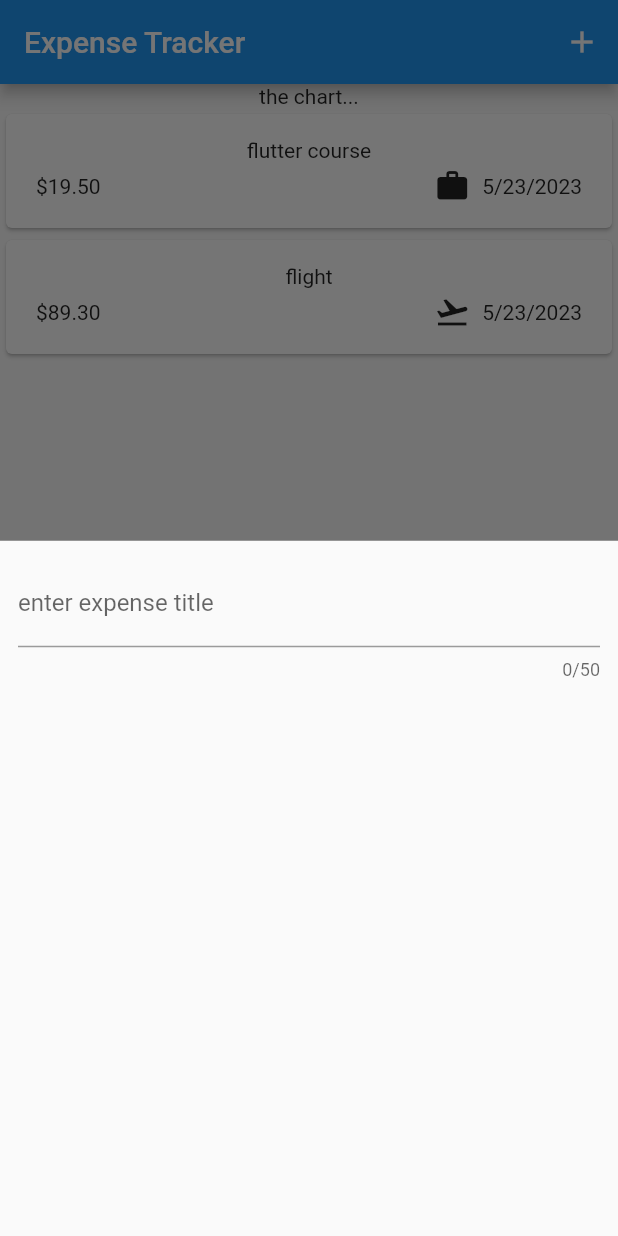
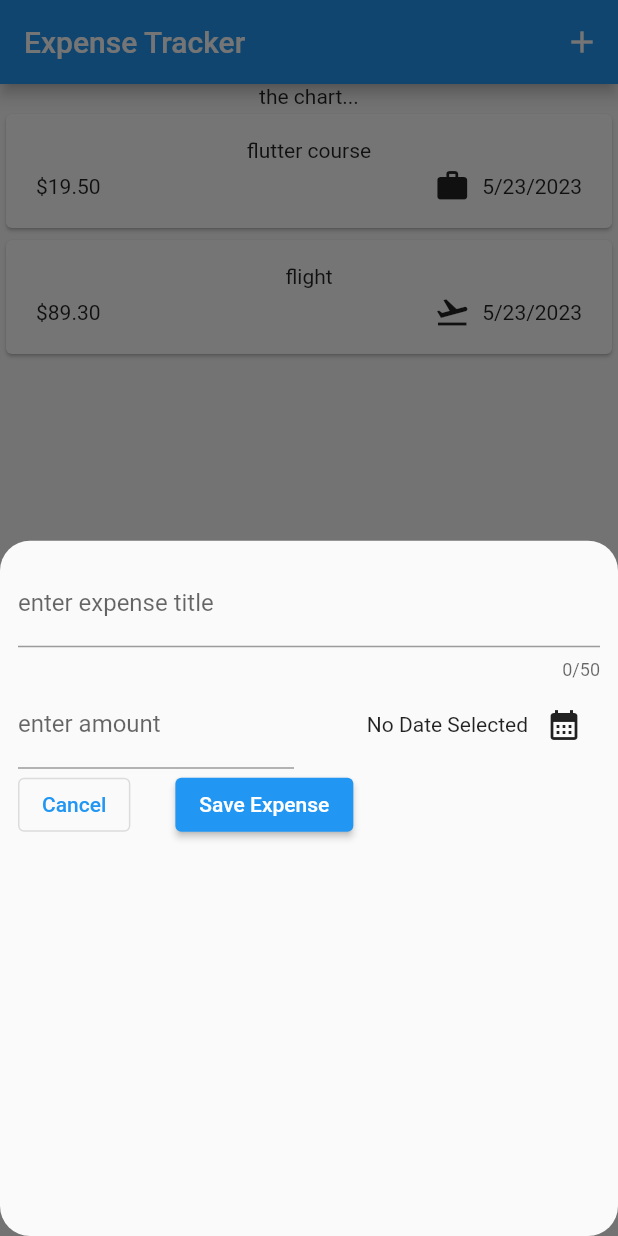
Before and after one commit to carlstep/expense_tracker, a Flutter app: the screen it shows after launch, after a tap on the "add" icon, on a phone screen of 412 x 824 dp. Run offline on Flutter 3.47's test engine with Material 2 defaults, Android fonts, the phone set to English and light mode, and no system bars.

Commit message:
work on selected date

```diff
--- a/lib/widgets/expenses.dart
+++ b/lib/widgets/expenses.dart
@@ -31,6 +31,9 @@ class _ExpensesState extends State<Expenses> {
     // context > gives widget meta information & information in
     // relation to other widgets in the widget tree
     showModalBottomSheet(
+      shape: RoundedRectangleBorder(
+        borderRadius: BorderRadius.circular(20),
+      ),
       context: context,
       builder: (ctx) => const NewExpense(),
     );
--- a/lib/widgets/new_expense.dart
+++ b/lib/widgets/new_expense.dart
@@ -1,4 +1,6 @@
 import 'package:flutter/material.dart';
+import 'package:intl/intl.dart';
+import 'package:expense_tracker/models/expense.dart';
 
 class NewExpense extends StatefulWidget {
   const NewExpense({super.key});
@@ -8,20 +10,100 @@ class NewExpense extends StatefulWidget {
 }
 
 class _NewExpenseState extends State<NewExpense> {
+  final _titleController = TextEditingController();
+  final _amountController = TextEditingController();
+  DateTime? _selectedDate;
+
+  void _presentDatePicker() async {
+    final now = DateTime.now();
+    final firstDate = DateTime(now.year - 1, now.month, now.day);
+
+    final pickedDate = await showDatePicker(
+      context: context,
+      initialDate: now,
+      firstDate: firstDate,
+      lastDate: now,
+    );
+    setState(() {
+      _selectedDate = pickedDate;
+    });
+  }
+
+  @override
+  void dispose() {
+    _titleController.dispose();
+    _amountController.dispose();
+    super.dispose();
+  }
+
   @override
   Widget build(BuildContext context) {
-    return const Padding(
-      padding: EdgeInsets.all(12),
+    return Padding(
+      padding: const EdgeInsets.all(12),
       child: Column(
         children: [
           TextField(
+            controller: _titleController,
             maxLength: 50,
-            decoration: InputDecoration(
+            decoration: const InputDecoration(
               label: Text('enter expense title'),
             ),
           ),
-          Row(),
-          Row(),
+          Row(
+            children: [
+              Expanded(
+                child: TextField(
+                  controller: _amountController,
+                  keyboardType:
+                      const TextInputType.numberWithOptions(decimal: true),
+                  decoration: const InputDecoration(
+                    prefixText: '\$ ',
+                    label: Text('enter amount'),
+                  ),
+                ),
+              ),
+              const SizedBox(
+                width: 20,
+              ),
+              Expanded(
+                child: Row(
+                  mainAxisAlignment: MainAxisAlignment.end,
+                  crossAxisAlignment: CrossAxisAlignment.center,
+                  children: [
+                    Text(
+                      _selectedDate == null
+                          ? 'No Date Selected'
+                          : formatter.format(_selectedDate!),
+                    ),
+                    IconButton(
+                      onPressed: _presentDatePicker,
+                      icon: const Icon(Icons.calendar_month),
+                    ),
+                  ],
+                ),
+              ),
+            ],
+          ),
+          Row(
+            children: [
+              OutlinedButton(
+                onPressed: () {
+                  Navigator.pop(context);
+                },
+                child: const Text('Cancel'),
+              ),
+              const SizedBox(
+                width: 30,
+              ),
+              ElevatedButton(
+                onPressed: () {
+                  print(_titleController.text);
+                  print(_amountController.text);
+                },
+                child: const Text('Save Expense'),
+              ),
+            ],
+          ),
         ],
       ),
     );
```
